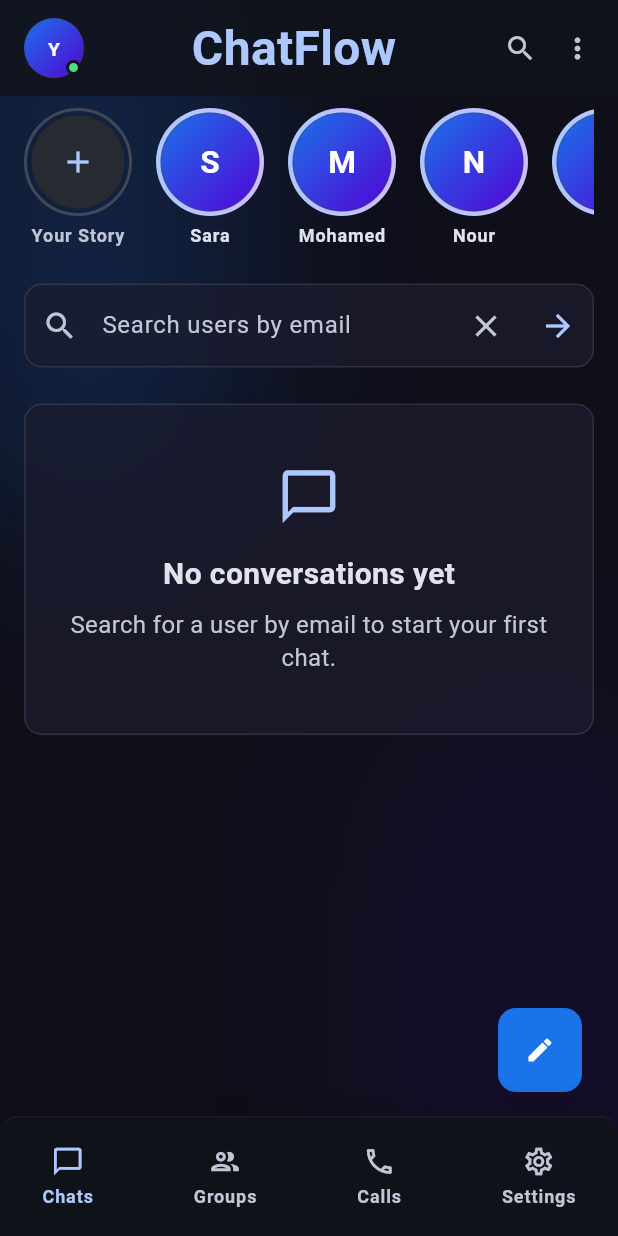
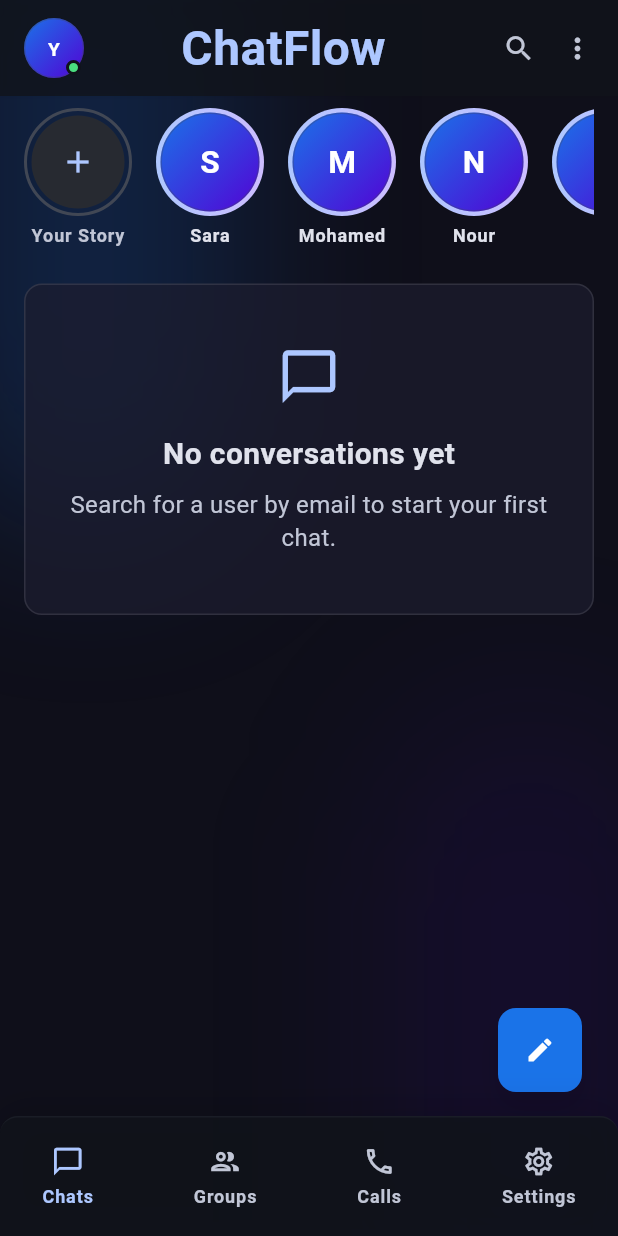
Before and after one commit to MohamedFares09/Chat-Flow, a Flutter app: the HomeView screen opened by its route, on a phone screen of 412 x 824 dp. Run offline on Flutter 3.47's test engine with Material 3 defaults, Android fonts, the phone set to English and light mode, and no system bars; our stand-ins replace cloud_firestore, dartz, firebase_auth, firebase_core, flutter_bloc, flutter_svg and 1 more; accounts and stored records are empty; Roboto replaces fonts that are missing (Hanken Grotesk).

Commit message:
Move Home search into top bar
- Replace the body search field with an expandable top-bar email search

- Keep search results in the Home content list

- Remove the duplicate HomeSearchSection widget

```diff
--- a/lib/features/home/presentation/widgets/home_header.dart
+++ b/lib/features/home/presentation/widgets/home_header.dart
@@ -1,9 +1,28 @@
 import 'package:flutter/material.dart';
 import 'package:test_codex/core/utils/app_colors.dart';
+import 'package:test_codex/features/home/presentation/widgets/home_top_search_field.dart';
 import 'package:test_codex/features/home/presentation/widgets/home_user_avatar.dart';
 
-class HomeHeader extends StatelessWidget {
-  const HomeHeader({super.key});
+class HomeHeader extends StatefulWidget {
+  const HomeHeader({
+    required this.searchController,
+    required this.isSearchLoading,
+    required this.onSearch,
+    required this.onClearSearch,
+    super.key,
+  });
+
+  final TextEditingController searchController;
+  final bool isSearchLoading;
+  final VoidCallback onSearch;
+  final VoidCallback onClearSearch;
+
+  @override
+  State<HomeHeader> createState() => _HomeHeaderState();
+}
+
+class _HomeHeaderState extends State<HomeHeader> {
+  bool isSearching = false;
 
   @override
   Widget build(BuildContext context) {
@@ -20,11 +39,12 @@ class HomeHeader extends StatelessWidget {
           ),
         ],
       ),
-      child: const Row(
+      child: Row(
         children: [
-          HomeUserAvatar(name: 'You', size: 40, showOnlineDot: true),
-          Spacer(),
-          Text(
+          if (!isSearching) ...[
+            const HomeUserAvatar(name: 'You', size: 40, showOnlineDot: true),
+            const Spacer(),
+            const Text(
               'ChatFlow',
               style: TextStyle(
                 color: AppColors.accent,
@@ -33,10 +53,28 @@ class HomeHeader extends StatelessWidget {
                 height: 1.25,
               ),
             ),
-          Spacer(),
-          Icon(Icons.search, color: AppColors.body, size: 22),
-          SizedBox(width: 16),
-          Icon(Icons.more_vert, color: AppColors.body, size: 22),
+            const Spacer(),
+            IconButton(
+              onPressed: () {
+                setState(() => isSearching = true);
+              },
+              icon: const Icon(Icons.search, color: AppColors.body, size: 22),
+            ),
+            const SizedBox(width: 4),
+            const Icon(Icons.more_vert, color: AppColors.body, size: 22),
+          ] else ...[
+            Expanded(
+              child: HomeTopSearchField(
+                controller: widget.searchController,
+                isLoading: widget.isSearchLoading,
+                onSearch: widget.onSearch,
+                onClear: () {
+                  widget.onClearSearch();
+                  setState(() => isSearching = false);
+                },
+              ),
+            ),
+          ],
         ],
       ),
     );
--- a/lib/features/home/presentation/widgets/home_search_section.dart
+++ b/lib/features/home/presentation/widgets/home_top_search_field.dart
@@ -1,8 +1,8 @@
 import 'package:flutter/material.dart';
 import 'package:test_codex/core/utils/app_colors.dart';
 
-class HomeSearchSection extends StatelessWidget {
-  const HomeSearchSection({
+class HomeTopSearchField extends StatelessWidget {
+  const HomeTopSearchField({
     required this.controller,
     required this.isLoading,
     required this.onSearch,
@@ -19,6 +19,7 @@ class HomeSearchSection extends StatelessWidget {
   Widget build(BuildContext context) {
     return TextField(
       controller: controller,
+      autofocus: true,
       keyboardType: TextInputType.emailAddress,
       textInputAction: TextInputAction.search,
       onSubmitted: (_) => onSearch(),
@@ -26,8 +27,8 @@ class HomeSearchSection extends StatelessWidget {
       style: const TextStyle(color: AppColors.title, fontSize: 16),
       decoration: InputDecoration(
         filled: true,
-        fillColor: AppColors.card,
-        hintText: 'Search users by email',
+        fillColor: AppColors.input,
+        hintText: 'Search email',
         hintStyle: const TextStyle(color: AppColors.body),
         prefixIcon: const Icon(Icons.search, color: AppColors.body),
         suffixIcon: isLoading
@@ -43,15 +44,15 @@ class HomeSearchSection extends StatelessWidget {
                 mainAxisSize: MainAxisSize.min,
                 children: [
                   IconButton(
-                    onPressed: onClear,
-                    icon: const Icon(Icons.close, color: AppColors.body),
-                  ),
-                  IconButton(
                     onPressed: onSearch,
                     icon: const Icon(
                       Icons.arrow_forward,
                       color: AppColors.accent,
                     ),
+                  ),
+                  IconButton(
+                    onPressed: onClear,
+                    icon: const Icon(Icons.close, color: AppColors.body),
                   ),
                 ],
               ),
--- a/lib/features/home/presentation/widgets/home_view_body.dart
+++ b/lib/features/home/presentation/widgets/home_view_body.dart
@@ -10,7 +10,6 @@ import 'package:test_codex/features/home/presentation/widgets/home_chat_list.dar
 import 'package:test_codex/features/home/presentation/widgets/home_fab.dart';
 import 'package:test_codex/features/home/presentation/widgets/home_header.dart';
 import 'package:test_codex/features/home/presentation/widgets/home_search_results.dart';
-import 'package:test_codex/features/home/presentation/widgets/home_search_section.dart';
 import 'package:test_codex/features/home/presentation/widgets/home_stories_section.dart';
 
 class HomeViewBody extends StatefulWidget {
@@ -47,7 +46,12 @@ class _HomeViewBodyState extends State<HomeViewBody> {
           children: [
             Column(
               children: [
-                const HomeHeader(),
+                HomeHeader(
+                  searchController: searchController,
+                  isSearchLoading: widget.isSearchLoading,
+                  onSearch: _search,
+                  onClearSearch: _clearSearch,
+                ),
                 Expanded(
                   child: RefreshIndicator(
                     color: AppColors.primary,
@@ -56,15 +60,8 @@ class _HomeViewBodyState extends State<HomeViewBody> {
                       padding: const EdgeInsets.fromLTRB(16, 8, 16, 120),
                       children: [
                         const HomeStoriesSection(),
-                        const SizedBox(height: 24),
-                        HomeSearchSection(
-                          controller: searchController,
-                          isLoading: widget.isSearchLoading,
-                          onSearch: _search,
-                          onClear: _clearSearch,
-                        ),
                         if (widget.searchResults.isNotEmpty) ...[
-                          const SizedBox(height: 12),
+                          const SizedBox(height: 24),
                           HomeSearchResults(
                             users: widget.searchResults,
                             onStartConversation: (user) {
```
Lines whose indentation alone changed are shown as unchanged.
